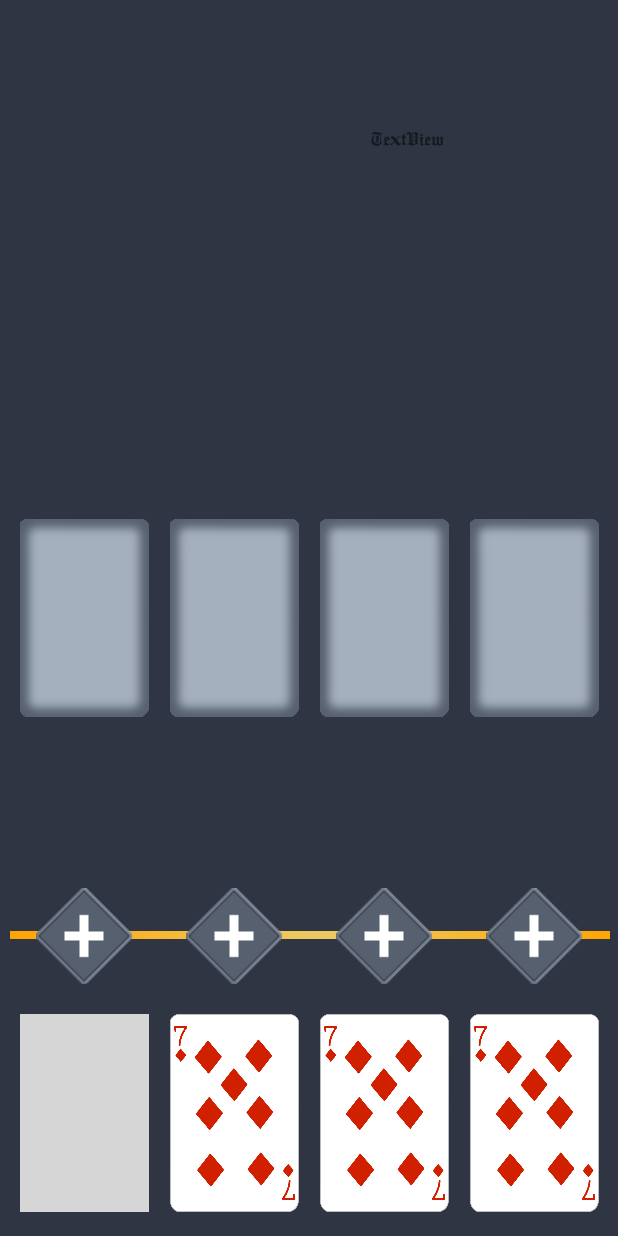
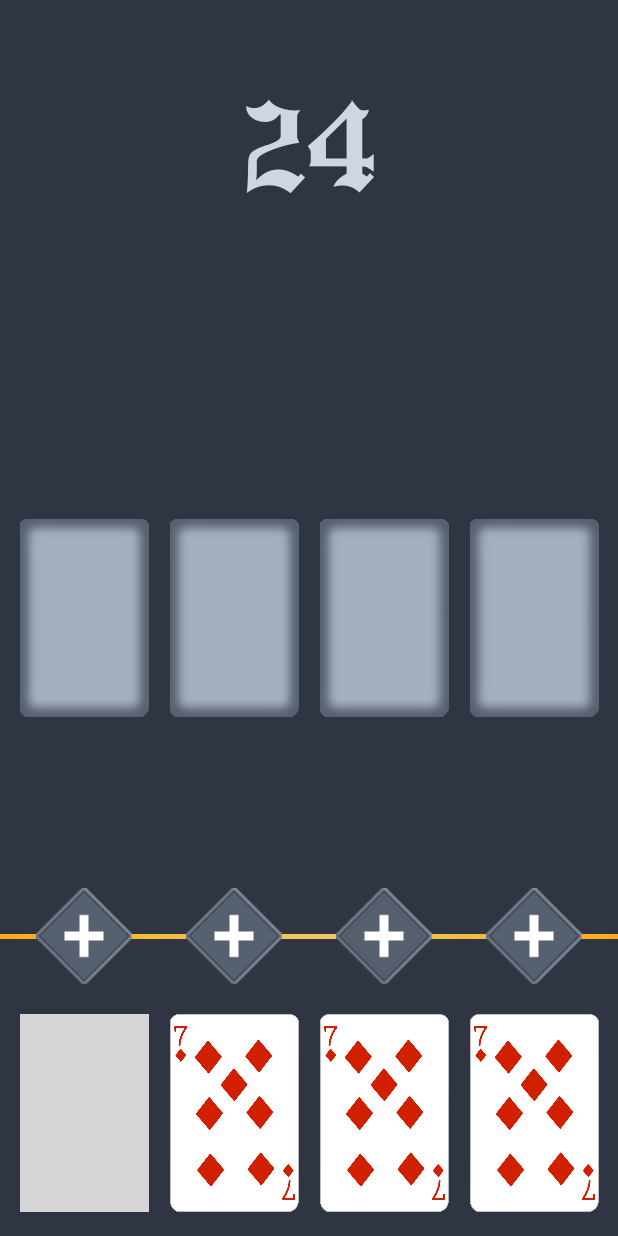
Before and after one commit to vincentwang60/Android-App-24-Puzzle-Game, an Android app: the screen it shows after launch (MainActivity), on a phone screen of 412 x 824 dp. Run offline under Robolectric (Android 15) with nearby library versions, the phone set to English and light mode, and no system bars; grey boxes are pictures that could not be loaded.

Commit message:
ui changes

```diff
--- a/app/src/main/res/layout/activity_main.xml
+++ b/app/src/main/res/layout/activity_main.xml
@@ -24,7 +24,7 @@
         android:id="@+id/imageView15"
         android:layout_width="500dp"
         android:layout_height="5dp"
-        android:layout_marginBottom="198dp"
+        android:layout_marginBottom="197dp"
         app:layout_constraintBottom_toBottomOf="parent"
         app:layout_constraintEnd_toEndOf="parent"
         app:layout_constraintHorizontal_bias="0.505"
@@ -119,12 +119,13 @@
         android:id="@+id/text1"
         android:layout_width="wrap_content"
         android:layout_height="wrap_content"
-        android:layout_marginEnd="116dp"
-        android:layout_marginRight="116dp"
-        android:layout_marginTop="84dp"
+        android:layout_marginTop="36dp"
         android:fontFamily="@font/ancient"
-        android:text="TextView"
+        android:text="24"
+        android:textColor="#ced6e0"
+        android:textSize="100dp"
         app:layout_constraintEnd_toEndOf="parent"
+        app:layout_constraintStart_toStartOf="parent"
         app:layout_constraintTop_toTopOf="parent" />
 
     <ImageView
```
Also changed, not shown: app/src/main/res/drawable/border.png.
